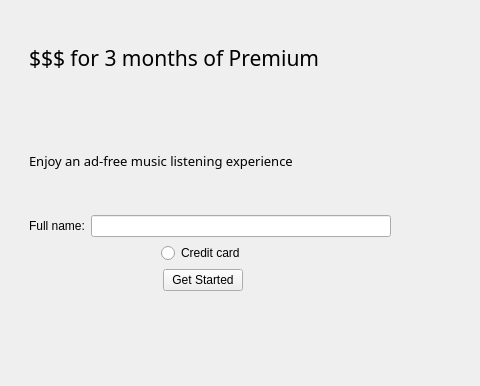
daitwh15/cdtn, file getPremium.ui: the form before one commit; both pictures show x 0 to 480 and y 0 to 386 of the 800 by 600 pixel window.
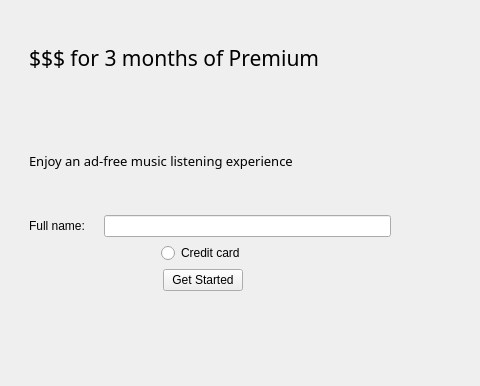
The form after the commit.

What changed in the file:
```diff
--- a/getPremium.ui
+++ b/getPremium.ui
@@ -81,6 +81,13 @@
            </property>
           </widget>
          </item>
+         <item>
+          <widget class="QLabel" name="label_4">
+           <property name="text">
+            <string/>
+           </property>
+          </widget>
+         </item>
          <item>
           <widget class="QLineEdit" name="full_name"/>
          </item>
```
